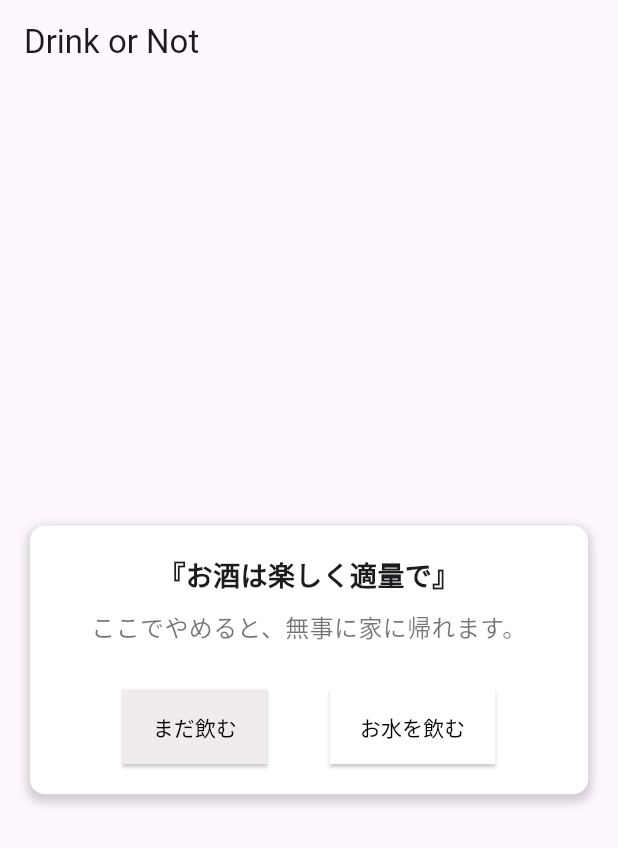
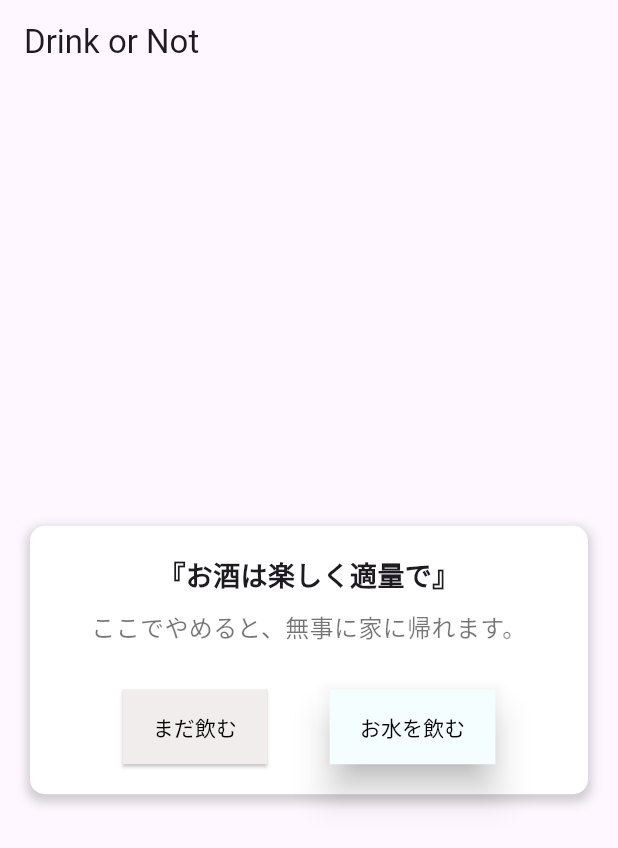
Before and after one commit to p2hacks2024/pre-17, a Flutter app: the DrinkOrNot screen opened directly, on a phone screen of 412 x 824 dp. Shown: the top 848 px of the screen. Run offline on Flutter 3.47's test engine with Material 3 defaults, Android fonts, the light colour scheme and no system bars.

Commit message:
fix: ボタンのデザインを変えました。#2

```diff
--- a/lib/drink_or_not.dart
+++ b/lib/drink_or_not.dart
@@ -65,8 +65,9 @@ class DrinkOrNot extends StatelessWidget {
                         debugPrint('まだ飲む pressed');
                       },
                       style: ElevatedButton.styleFrom(
+                        elevation: 1,
                         backgroundColor:
-                            const Color.fromARGB(255, 241, 236, 236),
+                            const Color.fromARGB(255, 241, 237, 237),
                         padding: const EdgeInsets.symmetric(
                             vertical: 15, horizontal: 20),
                         shape: const RoundedRectangleBorder(
@@ -81,8 +82,9 @@ class DrinkOrNot extends StatelessWidget {
                         debugPrint('水を飲む pressed');
                       },
                       style: ElevatedButton.styleFrom(
+                        elevation: 10,
                         backgroundColor:
-                            const Color.fromARGB(255, 255, 255, 255),
+                            const Color.fromARGB(255, 244, 253, 255),
                         padding: const EdgeInsets.symmetric(
                             vertical: 15, horizontal: 20),
                         shape: const RoundedRectangleBorder(
```
